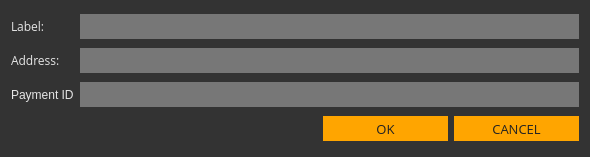
First picture: the form in src/gui/ui/newaddressdialog.ui, repository ConcealNetwork/conceal-desktop, before the edit.
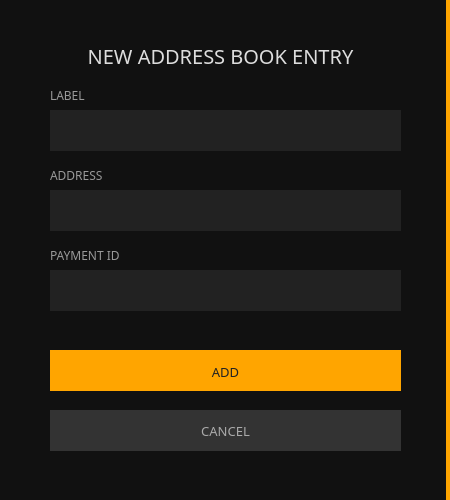
Second picture: the form after the edit.

Patch:
```diff
--- a/src/gui/ui/newaddressdialog.ui
+++ b/src/gui/ui/newaddressdialog.ui
@@ -6,21 +6,74 @@
    <rect>
     <x>0</x>
     <y>0</y>
-    <width>590</width>
-    <height>157</height>
+    <width>450</width>
+    <height>500</height>
    </rect>
   </property>
   <property name="windowTitle">
    <string>New address</string>
   </property>
   <property name="styleSheet">
-   <string notr="true">background-color: #333;
-color: #e5e5e5;
+   <string notr="true">background-color: #111;
+color: #aaa;
 border: 0px;</string>
   </property>
   <layout class="QGridLayout" name="gridLayout">
-   <item row="1" column="0">
-    <widget class="QLabel" name="label_2">
+   <property name="leftMargin">
+    <number>0</number>
+   </property>
+   <property name="topMargin">
+    <number>0</number>
+   </property>
+   <property name="rightMargin">
+    <number>0</number>
+   </property>
+   <property name="bottomMargin">
+    <number>0</number>
+   </property>
+   <item row="0" column="0" colspan="2">
+    <widget class="QGroupBox" name="groupBox">
+     <property name="styleSheet">
+      <string notr="true">background-color: #111; border-right: 4px solid orange;</string>
+     </property>
+     <property name="title">
+      <string/>
+     </property>
+     <widget class="QLabel" name="label_4">
+      <property name="geometry">
+       <rect>
+        <x>60</x>
+        <y>40</y>
+        <width>321</width>
+        <height>31</height>
+       </rect>
+      </property>
+      <property name="font">
+       <font>
+        <family>Poppins</family>
+        <pointsize>15</pointsize>
+       </font>
+      </property>
+      <property name="styleSheet">
+       <string notr="true">color: #ddd;
+border-right: 0px;</string>
+      </property>
+      <property name="text">
+       <string>NEW ADDRESS BOOK ENTRY</string>
+      </property>
+      <property name="alignment">
+       <set>Qt::AlignCenter</set>
+      </property>
+     </widget>
+     <widget class="QLabel" name="label">
+      <property name="geometry">
+       <rect>
+        <x>50</x>
+        <y>80</y>
+        <width>71</width>
+        <height>31</height>
+       </rect>
+      </property>
      <property name="sizePolicy">
       <sizepolicy hsizetype="Maximum" vsizetype="Preferred">
        <horstretch>0</horstretch>
@@ -35,39 +88,27 @@
      </property>
      <property name="font">
       <font>
-       <family>Open Sans</family>
-       <pointsize>9</pointsize>
-      </font>
-     </property>
-     <property name="text">
-      <string>Address:</string>
-     </property>
-    </widget>
-   </item>
-   <item row="1" column="1" colspan="3">
-    <widget class="QLineEdit" name="m_addressEdit">
-     <property name="minimumSize">
-      <size>
-       <width>0</width>
-       <height>25</height>
-      </size>
-     </property>
-     <property name="font">
-      <font>
-       <family>Open Sans</family>
+        <family>Poppins</family>
        <pointsize>9</pointsize>
       </font>
      </property>
      <property name="styleSheet">
-      <string notr="true">border: 0px; background-color: #777; color: #e5e5e5;</string>
-     </property>
-     <property name="echoMode">
-      <enum>QLineEdit::Normal</enum>
-     </property>
-    </widget>
-   </item>
-   <item row="0" column="1" colspan="3">
+       <string notr="true">color: #999;
+border-right: 0px;</string>
+      </property>
+      <property name="text">
+       <string>LABEL</string>
+      </property>
+     </widget>
     <widget class="QLineEdit" name="m_labelEdit">
+      <property name="geometry">
+       <rect>
+        <x>50</x>
+        <y>110</y>
+        <width>351</width>
+        <height>41</height>
+       </rect>
+      </property>
      <property name="sizePolicy">
       <sizepolicy hsizetype="Expanding" vsizetype="Fixed">
        <horstretch>0</horstretch>
@@ -77,25 +118,34 @@
      <property name="minimumSize">
       <size>
        <width>0</width>
-       <height>25</height>
+        <height>31</height>
       </size>
      </property>
      <property name="font">
       <font>
-       <family>Open Sans</family>
+        <family>Poppins</family>
        <pointsize>9</pointsize>
       </font>
      </property>
      <property name="styleSheet">
-      <string notr="true">border: 0px; background-color: #777; color: #e5e5e5;</string>
+       <string notr="true">background-color: #222;
+border-right: 0px;
+color: #e5e5e5;
+padding: 5px;</string>
      </property>
      <property name="echoMode">
       <enum>QLineEdit::Normal</enum>
      </property>
     </widget>
-   </item>
-   <item row="0" column="0">
-    <widget class="QLabel" name="label">
+     <widget class="QLabel" name="label_2">
+      <property name="geometry">
+       <rect>
+        <x>50</x>
+        <y>160</y>
+        <width>111</width>
+        <height>31</height>
+       </rect>
+      </property>
      <property name="sizePolicy">
       <sizepolicy hsizetype="Maximum" vsizetype="Preferred">
        <horstretch>0</horstretch>
@@ -110,96 +160,164 @@
      </property>
      <property name="font">
       <font>
-       <family>Open Sans</family>
+        <family>Poppins</family>
        <pointsize>9</pointsize>
       </font>
      </property>
+      <property name="styleSheet">
+       <string notr="true">color: #999;
+border-right: 0px;</string>
+      </property>
      <property name="text">
-      <string>Label:</string>
-     </property>
-    </widget>
-   </item>
-   <item row="3" column="3">
-    <widget class="QPushButton" name="m_cancelButton">
+       <string>ADDRESS</string>
+      </property>
+     </widget>
+     <widget class="QLineEdit" name="m_addressEdit">
+      <property name="geometry">
+       <rect>
+        <x>50</x>
+        <y>190</y>
+        <width>351</width>
+        <height>41</height>
+       </rect>
+      </property>
      <property name="minimumSize">
       <size>
-       <width>125</width>
-       <height>25</height>
+        <width>0</width>
+        <height>31</height>
       </size>
      </property>
      <property name="font">
       <font>
-       <family>Open Sans</family>
-       <pointsize>10</pointsize>
+        <family>Poppins</family>
+        <pointsize>9</pointsize>
       </font>
      </property>
      <property name="styleSheet">
-      <string notr="true">color: #222; border-radius: 0px; border: 0px solid; background-color: orange;</string>
-     </property>
+       <string notr="true">background-color: #222;
+border-right: 0px;
+color: #e5e5e5;
+padding: 5px;</string>
+      </property>
+      <property name="echoMode">
+       <enum>QLineEdit::Normal</enum>
+      </property>
+     </widget>
+     <widget class="QLabel" name="label_3">
+      <property name="geometry">
+       <rect>
+        <x>50</x>
+        <y>240</y>
+        <width>81</width>
+        <height>31</height>
+       </rect>
+      </property>
+      <property name="font">
+       <font>
+        <family>Poppins</family>
+        <pointsize>9</pointsize>
+       </font>
+      </property>
+      <property name="styleSheet">
+       <string notr="true">color: #999;
+border-right: 0px;</string>
+      </property>
      <property name="text">
-      <string>CANCEL</string>
-     </property>
-    </widget>
-   </item>
-   <item row="3" column="2">
+       <string>PAYMENT ID</string>
+      </property>
+     </widget>
+     <widget class="QLineEdit" name="m_paymentIdEdit">
+      <property name="geometry">
+       <rect>
+        <x>50</x>
+        <y>270</y>
+        <width>351</width>
+        <height>41</height>
+       </rect>
+      </property>
+      <property name="minimumSize">
+       <size>
+        <width>0</width>
+        <height>31</height>
+       </size>
+      </property>
+      <property name="font">
+       <font>
+        <family>Poppins</family>
+        <pointsize>9</pointsize>
+       </font>
+      </property>
+      <property name="styleSheet">
+       <string notr="true">background-color: #222;
+border-right: 0px;
+color: #e5e5e5;
+padding: 5px;</string>
+      </property>
+     </widget>
     <widget class="QPushButton" name="m_okButton">
      <property name="enabled">
       <bool>true</bool>
      </property>
+      <property name="geometry">
+       <rect>
+        <x>50</x>
+        <y>350</y>
+        <width>351</width>
+        <height>41</height>
+       </rect>
+      </property>
      <property name="minimumSize">
       <size>
        <width>125</width>
-       <height>25</height>
+        <height>31</height>
       </size>
      </property>
      <property name="font">
       <font>
-       <family>Open Sans</family>
+        <family>Poppins</family>
        <pointsize>10</pointsize>
       </font>
      </property>
      <property name="styleSheet">
-      <string notr="true">color: #222; border-radius: 0px; border: 0px solid; background-color: orange;</string>
+       <string notr="true">color: #222; background-color: orange; border-top: 3px solid orange;
+border-right: 0px;</string>
      </property>
      <property name="text">
-      <string>OK</string>
+       <string>ADD</string>
      </property>
      <property name="default">
       <bool>true</bool>
      </property>
     </widget>
-   </item>
-   <item row="3" column="0" colspan="2">
-    <spacer name="horizontalSpacer">
-     <property name="orientation">
-      <enum>Qt::Horizontal</enum>
-     </property>
-     <property name="sizeHint" stdset="0">
-      <size>
-       <width>338</width>
-       <height>20</height>
-      </size>
-     </property>
-    </spacer>
-   </item>
-   <item row="2" column="0">
-    <widget class="QLabel" name="label_3">
-     <property name="text">
-      <string>Payment ID</string>
-     </property>
-    </widget>
-   </item>
-   <item row="2" column="1" colspan="3">
-    <widget class="QLineEdit" name="m_paymentIdEdit">
+     <widget class="QPushButton" name="m_cancelButton">
+      <property name="geometry">
+       <rect>
+        <x>50</x>
+        <y>410</y>
+        <width>351</width>
+        <height>41</height>
+       </rect>
+      </property>
      <property name="minimumSize">
       <size>
-       <width>0</width>
-       <height>25</height>
-      </size>
-     </property>
+        <width>125</width>
+        <height>31</height>
+       </size>
+      </property>
+      <property name="font">
+       <font>
+        <family>Poppins</family>
+        <pointsize>10</pointsize>
+       </font>
+      </property>
      <property name="styleSheet">
-      <string notr="true">border: 0px; background-color: #777; color: #e5e5e5;</string>
-     </property>
+       <string notr="true">color: #aaa; background-color: #333; 
+border-right: 0px;</string>
+      </property>
+      <property name="text">
+       <string>CANCEL</string>
+      </property>
+     </widget>
     </widget>
    </item>
   </layout>
```
Lines whose indentation alone changed are shown as unchanged.
